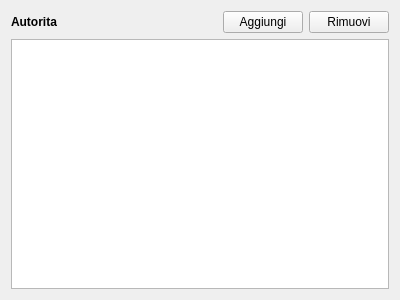
This is GestCollOnQt/GUI/Moneta/Emissione/autoritaform.ui in mirkoviviani76/gestcoll as Qt 5 draws it before an edit. The edited form follows.
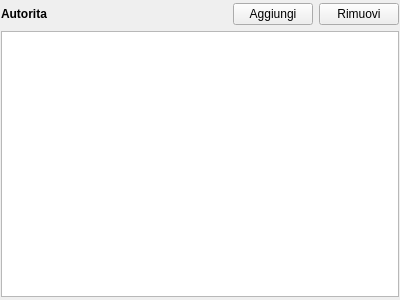
This is the edited form.

```diff
--- a/GestCollOnQt/GUI/Moneta/Emissione/autoritaform.ui
+++ b/GestCollOnQt/GUI/Moneta/Emissione/autoritaform.ui
@@ -14,6 +14,18 @@
    <string>Form</string>
   </property>
   <layout class="QVBoxLayout" name="verticalLayout">
+   <property name="leftMargin">
+    <number>1</number>
+   </property>
+   <property name="topMargin">
+    <number>3</number>
+   </property>
+   <property name="rightMargin">
+    <number>1</number>
+   </property>
+   <property name="bottomMargin">
+    <number>3</number>
+   </property>
    <item>
     <layout class="QHBoxLayout" name="horizontalLayout" stretch="1,0,0">
      <item>
```
